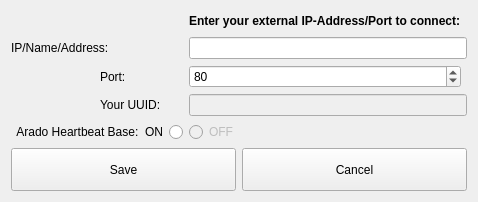
First picture: the form in ui/listener-edit.ui, repository berndhs/arado, before the edit.
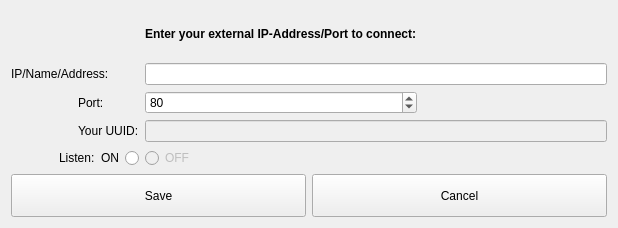
Second picture: the form after the edit. Icons and pictures are not drawn.

Commit message: Listener is not a heartbeat

Patch:
```diff
--- a/ui/listener-edit.ui
+++ b/ui/listener-edit.ui
@@ -6,8 +6,8 @@
    <rect>
     <x>0</x>
     <y>0</y>
-    <width>457</width>
-    <height>202</height>
+    <width>618</width>
+    <height>228</height>
    </rect>
   </property>
   <property name="windowTitle">
@@ -148,7 +148,7 @@
       <enum>Qt::RightToLeft</enum>
      </property>
      <property name="text">
-      <string>Arado Heartbeat Base:  ON</string>
+      <string>Listen:  ON</string>
      </property>
      <attribute name="buttonGroup">
       <string>inuseGroup</string>
```
Left out of the diff: 10 changed lines with no effect on the pictures.
